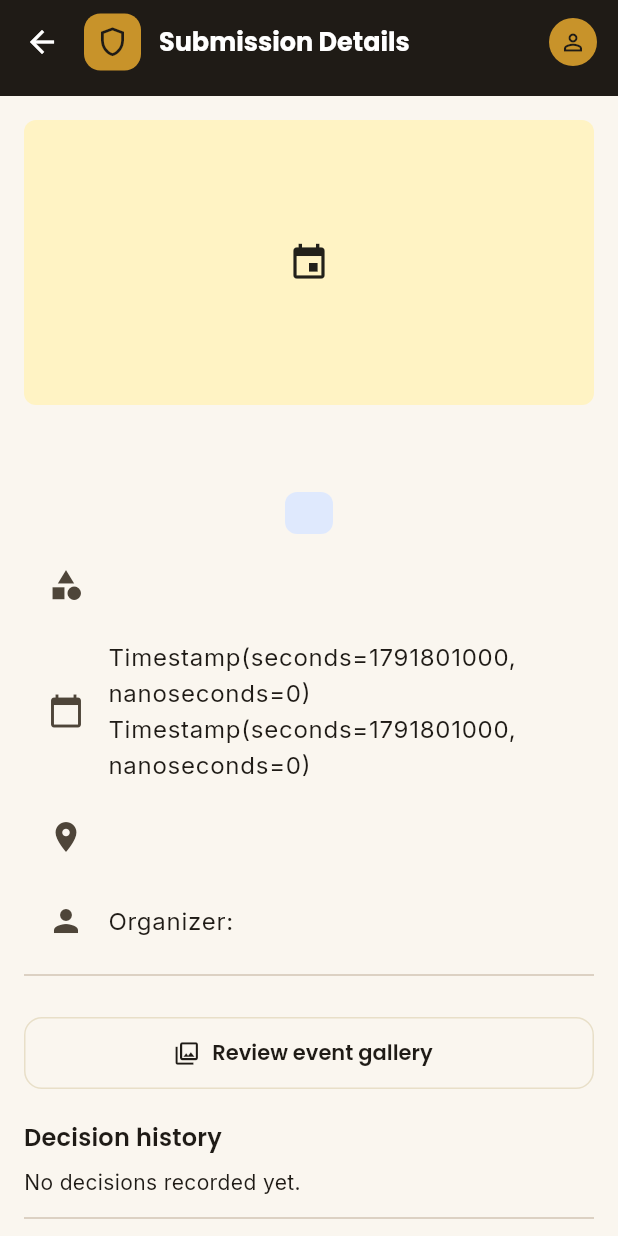
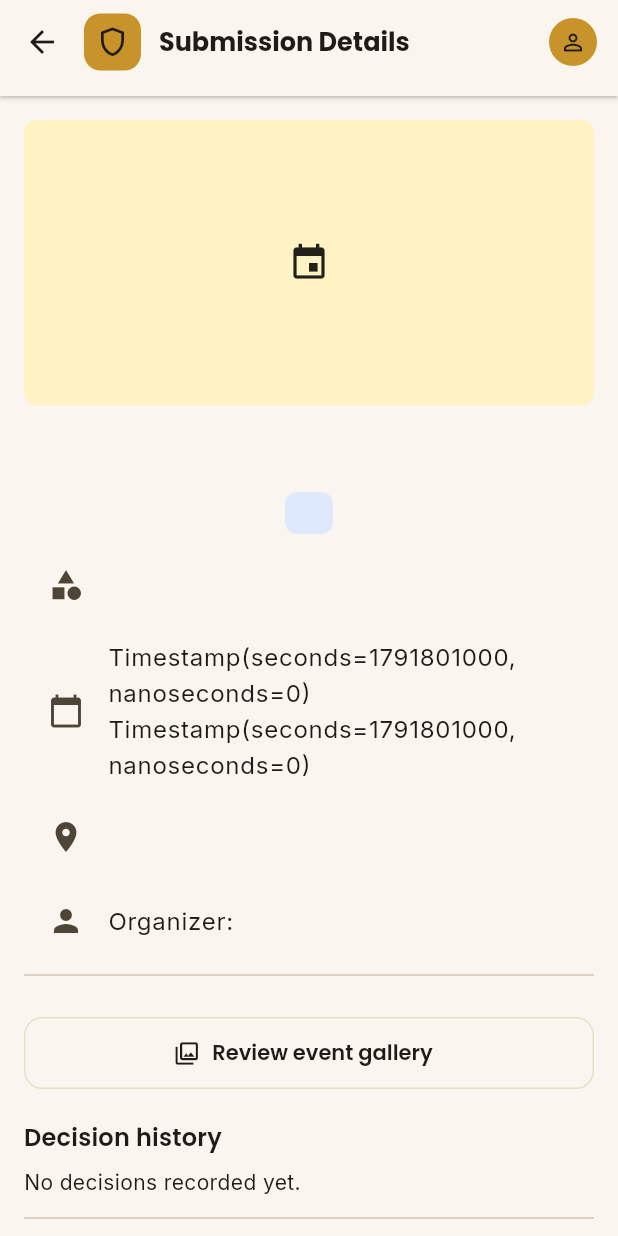
Before and after one commit to d-wickramasinghe/Ceylona_Fest, a Flutter app: the AdminSubmissionDetailsScreen screen opened directly with empty values, on a phone screen of 412 x 824 dp. Run offline on Flutter 3.47's test engine with Material 3 defaults, Android fonts, the phone set to English and light mode, and no system bars; our stand-ins replace cloud_firestore, firebase_auth, firebase_core, flutter_local_notifications, flutter_map, google_fonts and 4 more; accounts and stored records are empty.

Commit message:
UI change

```diff
--- a/lib/screens/admin_portal_screen.dart
+++ b/lib/screens/admin_portal_screen.dart
@@ -31,10 +31,10 @@ class _AdminPortalScreenState extends State<AdminPortalScreen> {
       child: Scaffold(
         body: pages[index],
         bottomNavigationBar: NavigationBar(
-          backgroundColor: AppColors.primaryDark,
-          indicatorColor: AppColors.primary.withValues(alpha: .2),
+          backgroundColor: AppColors.surface,
+          indicatorColor: AppColors.primary.withValues(alpha: .22),
           surfaceTintColor: Colors.transparent,
-          elevation: 8,
+          elevation: 2,
           height: 72,
           labelBehavior: NavigationDestinationLabelBehavior.alwaysShow,
           selectedIndex: index,
@@ -86,7 +86,7 @@ class _AdminDashboardScreenState extends State<AdminDashboardScreen> {
 
   @override
   Widget build(BuildContext context) => Scaffold(
-        backgroundColor: const Color(0xfffbfaf7),
+        backgroundColor: AppColors.background,
         appBar: const AdminBrandBar(title: 'Command centre'),
         body: StreamBuilder<QuerySnapshot<Map<String, dynamic>>>(
           stream: Db.adminEvents(),
@@ -115,24 +115,23 @@ class _AdminDashboardScreenState extends State<AdminDashboardScreen> {
                 Container(
                   padding: const EdgeInsets.all(18),
                   decoration: BoxDecoration(
-                    gradient: const LinearGradient(
-                      colors: [AppColors.primaryDark, Color(0xff403321)],
-                    ),
+                    color: AppColors.surface,
                     borderRadius: BorderRadius.circular(18),
+                    border: Border.all(color: AppColors.border),
                   ),
                   child: const Column(
                     crossAxisAlignment: CrossAxisAlignment.start,
                     children: [
                       Text('Good to see you, Admin',
                           style: TextStyle(
-                              color: Colors.white,
+                              color: AppColors.primaryDark,
                               fontSize: 20,
                               fontWeight: FontWeight.w700)),
                       SizedBox(height: 6),
                       Text(
                           'Keep Ceylona events safe, accurate and ready to discover.',
                           style: TextStyle(
-                              color: Color(0xffe7d9bc), height: 1.35)),
+                              color: AppColors.secondaryText, height: 1.35)),
                     ],
                   ),
                 ),
@@ -659,53 +658,6 @@ class AdminSubmissionDetailsScreen extends StatefulWidget {
 class _AdminSubmissionDetailsScreenState
     extends State<AdminSubmissionDetailsScreen> {
   String? currentStatus;
-  final checks = <bool>[false, false, false, false, false, false];
-  final reviewNotes = TextEditingController();
-  bool checklistLoaded = false;
-  final labels = const [
-    'Event information is complete',
-    'Organizer and contact verified',
-    'Date and venue are valid',
-    'Description is clear and accurate',
-    'Media meets quality requirements',
-    'Policy compliance confirmed',
-  ];
-
-  @override
-  void dispose() {
-    reviewNotes.dispose();
-    super.dispose();
-  }
-
-  void _loadChecklist(Map<String, dynamic> event) {
-    if (checklistLoaded) return;
-    final saved = event['reviewChecklist'];
-    if (saved is List) {
-      for (var i = 0; i < checks.length && i < saved.length; i++) {
-        checks[i] = saved[i] == true;
-      }
-    }
-    reviewNotes.text = event['reviewNotes']?.toString() ?? '';
-    checklistLoaded = true;
-  }
-
-  Future<void> _saveChecklist() async {
-    await Db.saveReviewChecklist(widget.id, checks, reviewNotes.text);
-    if (mounted) {
-      ScaffoldMessenger.of(context)
-          .showSnackBar(const SnackBar(content: Text('Checklist saved')));
-    }
-  }
-
-  Future<void> _deleteChecklist() async {
-    await Db.deleteReviewChecklist(widget.id);
-    setState(() {
-      for (var i = 0; i < checks.length; i++) {
-        checks[i] = false;
-      }
-      reviewNotes.clear();
-    });
-  }
 
   Future<void> decide(String status) async {
     final category = status == 'approved'
@@ -887,7 +839,6 @@ class _AdminSubmissionDetailsScreenState
               return const Center(child: CircularProgressIndicator());
             }
             final event = snapshot.data!.data() ?? widget.data;
-            _loadChecklist(event);
             return ListView(
               padding: const EdgeInsets.all(16),
               children: [
@@ -967,36 +918,6 @@ class _AdminSubmissionDetailsScreenState
                   },
                 ),
                 const Divider(height: 28),
-                Text(
-                    'Review checklist: ${checks.where((value) => value).length}/6',
-                    style: Theme.of(context).textTheme.titleMedium),
-                for (var index = 0; index < labels.length; index++)
-                  CheckboxListTile(
-                      value: checks[index],
-                      title: Text(labels[index]),
-                      onChanged: (value) =>
-                          setState(() => checks[index] = value ?? false)),
-                TextField(
-                    controller: reviewNotes,
-                    maxLines: 3,
-                    decoration: const InputDecoration(
-                        labelText: 'Checklist notes',
-                        border: OutlineInputBorder())),
-                const SizedBox(height: 8),
-                Row(children: [
-                  Expanded(
-                      child: FilledButton.icon(
-                          onPressed: _saveChecklist,
-                          icon: const Icon(Icons.save_outlined),
-                          label: const Text('Save checklist'))),
-                  const SizedBox(width: 8),
-                  IconButton(
-                      tooltip: 'Clear checklist',
-                      onPressed: _deleteChecklist,
-                      icon:
-                          const Icon(Icons.delete_outline, color: Colors.red)),
-                ]),
-                const SizedBox(height: 12),
                 if ((currentStatus ?? event['status']) == 'pending')
                   Row(children: [
                     Expanded(
@@ -1244,8 +1165,9 @@ class AdminProfileScreen extends StatelessWidget {
         Container(
           padding: const EdgeInsets.all(20),
           decoration: BoxDecoration(
-            color: AppColors.primaryDark,
+            color: AppColors.surface,
             borderRadius: BorderRadius.circular(18),
+            border: Border.all(color: AppColors.border),
           ),
           child: const Row(children: [
             CircleAvatar(
@@ -1257,7 +1179,7 @@ class AdminProfileScreen extends StatelessWidget {
             Expanded(
                 child: Text('Administrator workspace',
                     style: TextStyle(
-                        color: Colors.white,
+                        color: AppColors.primaryDark,
                         fontSize: 17,
                         fontWeight: FontWeight.w700))),
           ]),
--- a/lib/services/db.dart
+++ b/lib/services/db.dart
@@ -472,19 +472,6 @@ class Db {
       });
   static Future<void> setStatus(String id, String status) =>
       _db.collection('events').doc(id).update({'status': status});
-  static Future<void> saveReviewChecklist(
-          String eventId, List<bool> checks, String notes) =>
-      _db.collection('events').doc(eventId).update({
-        'reviewChecklist': checks,
-        'reviewNotes': notes.trim(),
-        'reviewChecklistUpdatedAt': FieldValue.serverTimestamp(),
-      });
-  static Future<void> deleteReviewChecklist(String eventId) =>
-      _db.collection('events').doc(eventId).update({
-        'reviewChecklist': FieldValue.delete(),
-        'reviewNotes': FieldValue.delete(),
-        'reviewChecklistUpdatedAt': FieldValue.delete(),
-      });
   static Stream<QuerySnapshot<Map<String, dynamic>>> reviewChecklistItems() =>
       _db.collection('review_checklist_items').orderBy('createdAt').snapshots();
   static Future<void> addReviewChecklistItem(String title,
--- a/lib/widgets/admin_brand_bar.dart
+++ b/lib/widgets/admin_brand_bar.dart
@@ -21,12 +21,13 @@ class AdminBrandBar extends StatelessWidget implements PreferredSizeWidget {
 
   @override
   Widget build(BuildContext context) => Material(
-        color: AppColors.primaryDark,
+        color: AppColors.background,
         child: AppBar(
-          backgroundColor: AppColors.primaryDark,
-          foregroundColor: Colors.white,
+          backgroundColor: AppColors.background,
+          foregroundColor: AppColors.primaryDark,
           surfaceTintColor: Colors.transparent,
-          elevation: 0,
+          elevation: 1,
+          shadowColor: AppColors.border,
           leading: onBack == null
               ? null
               : IconButton(
@@ -49,7 +50,7 @@ class AdminBrandBar extends StatelessWidget implements PreferredSizeWidget {
                     overflow: TextOverflow.ellipsis,
                     style: const TextStyle(
                         fontSize: 17,
-                        color: Colors.white,
+                        color: AppColors.primaryDark,
                         fontWeight: FontWeight.w700))),
           ]),
           actions: [
```
Also changed, not shown: lib/screens/admin_submission_details_screen.dart (+4 -4 lines), lib/widgets/admin_design.dart (+7 -10 lines).
